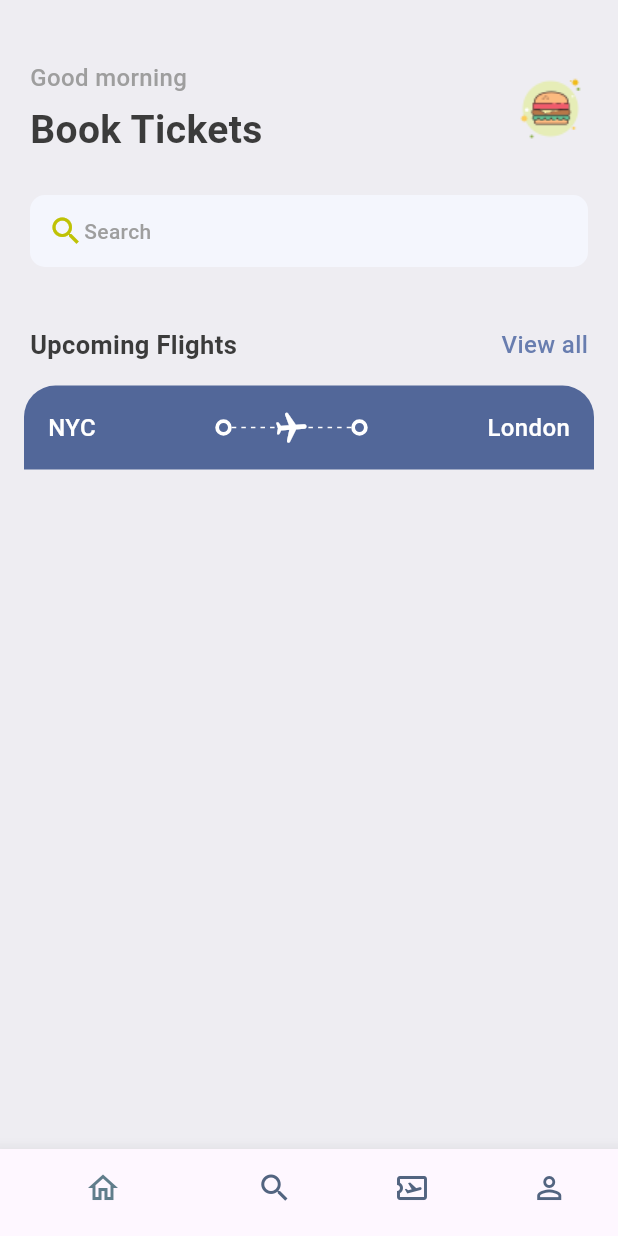
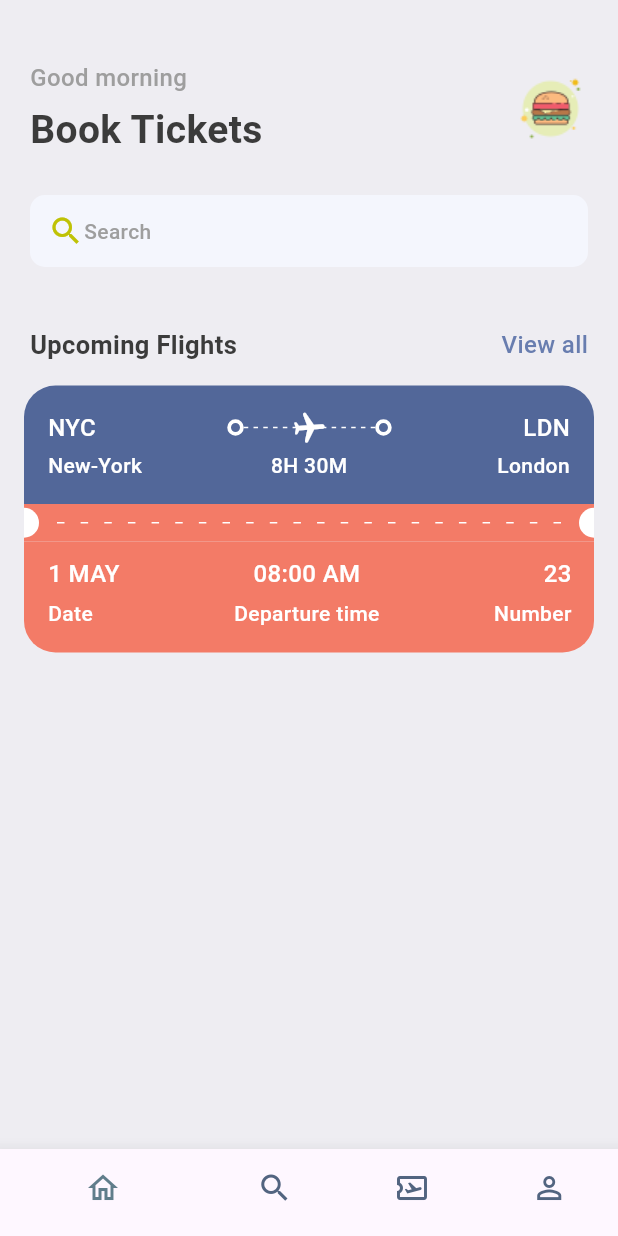
Before and after one commit to njiti/bookticket, a Flutter app: the screen it shows after launch, on a phone screen of 412 x 824 dp. Run offline on Flutter 3.47's test engine with Material 3 defaults, Android fonts, the phone set to English and light mode, and no system bars; our stand-ins replace gap.

Commit message:
finished bottom of ticket widget

```diff
--- a/lib/utils/app_styles.dart
+++ b/lib/utils/app_styles.dart
@@ -7,7 +7,7 @@ class Styles{
   static Color primaryColor = primary;
   static Color textColor = const Color(0xFF3b3b3b);
   static Color bgColor = const Color(0xFFeeedf2);
-  static Color orangeColor = const Color(0xFF526799);
+  static Color orangeColor = const Color(0xFFF37B67);
   static TextStyle textStyle = TextStyle(fontSize: 16, color: textColor, fontWeight: FontWeight.w500);
   static TextStyle headLineStyle1 = TextStyle(fontSize: 26, color: textColor, fontWeight: FontWeight.bold);
   static TextStyle headLineStyle2 = TextStyle(fontSize: 17, color: textColor, fontWeight: FontWeight.bold);
--- a/lib/widgets/ticket_view.dart
+++ b/lib/widgets/ticket_view.dart
@@ -2,6 +2,7 @@ import 'package:bookticket/utils/app_layout.dart';
 import 'package:bookticket/widgets/thick_container.dart';
 import 'package:flutter/cupertino.dart';
 import 'package:flutter/material.dart';
+import 'package:gap/gap.dart';
 
 import '../utils/app_styles.dart';
 
@@ -18,6 +19,9 @@ class TicketView extends StatelessWidget {
         margin: const EdgeInsets.only(left: 16, right: 16),
         child: Column(
           children: [
+            /*
+              showing the blue part of the card/ticket
+             */
             Container(
               decoration: BoxDecoration(
                   color: const Color(0xFF526799),
@@ -59,12 +63,124 @@ class TicketView extends StatelessWidget {
                       const ThickContainer(),
                       Expanded(child: Container()),
 
-                      Text("London", style: Styles.headLineStyle3.copyWith(color: Colors.white)),
+                      Text("LDN", style: Styles.headLineStyle3.copyWith(color: Colors.white)),
+                    ],
+                  ),
+                  const Gap(3),
+                  Row(
+                    mainAxisAlignment: MainAxisAlignment.spaceBetween,
+                    children: [
+                      SizedBox(
+                        width: 100, child: Text('New-York', style: Styles.headLineStyle4.copyWith(color: Colors.white)),
+                      ),
+                      Text("8H 30M", style: Styles.headLineStyle4.copyWith(color: Colors.white),),
+                      SizedBox(
+                        width: 100, child: Text('London', textAlign:TextAlign.end,style: Styles.headLineStyle4.copyWith(color: Colors.white)),
+                      ),
+                    ],
+                  ),
+                ],
+              ),
+            ),
+            /*
+              showing the orange part of the card/ticket
+             */
+            Container(
+              color:Styles.orangeColor,
+              child: Row(
+                children: [
+                  const SizedBox(
+                    height: 20,
+                    width: 10,
+                    child: DecoratedBox(
+                      decoration: BoxDecoration(
+                        color: Colors.white,
+                        borderRadius: BorderRadius.only(
+                          topRight: Radius.circular(10),
+                          bottomRight: Radius.circular(10),
+                      )
+                    ),
+                  ),),
+                  Expanded(child: Padding(
+                    padding: const EdgeInsets.all(12.0),
+                    child: LayoutBuilder(
+                      builder: (BuildContext context, BoxConstraints constraints) {
+                        return  Flex(
+                          direction: Axis.horizontal,
+                          mainAxisAlignment: MainAxisAlignment.spaceBetween,
+                          mainAxisSize: MainAxisSize.max,
+                          children: List.generate((constraints.constrainWidth()/15).floor(), (index) => const SizedBox(
+                            width: 5,height: 1,
+                            child: DecoratedBox(
+                              decoration: BoxDecoration(
+                                color: Colors.white,
+                              ),
+                            ),
+                          )),
+                        );
+                      },
+                    ),
+                  )),
+                  const SizedBox(
+                    height: 20,
+                    width: 10,
+                    child: DecoratedBox(
+                      decoration: BoxDecoration(
+                          color: Colors.white,
+                          borderRadius: BorderRadius.only(
+                            topLeft: Radius.circular(10),
+                            bottomLeft: Radius.circular(10),
+                          )
+                      ),
+                    ),),
+                ],
+              ),
+            ),
+            /*
+              bottom part of the orange card/ticket
+             */
+            Container(
+              decoration: BoxDecoration(
+                color: Styles.orangeColor,
+                borderRadius: BorderRadius.only(bottomLeft: Radius.circular(21),
+                  bottomRight: Radius.circular(21)
+                ),
+              ),
+              padding: const EdgeInsets.only(left: 16, top: 10, right: 15, bottom: 16),
+              child: Column(
+                children: [
+                  Row(
+                    mainAxisAlignment: MainAxisAlignment.spaceBetween,
+                    children: [
+                      Column(
+                        crossAxisAlignment: CrossAxisAlignment.start,
+                        children: [
+                          Text("1 MAY", style: Styles.headLineStyle3.copyWith(color: Colors.white)),
+                          const Gap(5),
+                          Text("Date", style: Styles.headLineStyle4.copyWith(color: Colors.white)),
+                        ],
+                      ),
+                      Column(
+                        crossAxisAlignment: CrossAxisAlignment.center,
+                        children: [
+                          Text("08:00 AM", style: Styles.headLineStyle3.copyWith(color: Colors.white)),
+                          const Gap(5),
+                          Text("Departure time", style: Styles.headLineStyle4.copyWith(color: Colors.white)),
+                        ],
+                      ),
+                      Column(
+                        crossAxisAlignment: CrossAxisAlignment.end,
+                        children: [
+                          Text("23", style: Styles.headLineStyle3.copyWith(color: Colors.white)),
+                          const Gap(5),
+                          Text("Number", style: Styles.headLineStyle4.copyWith(color: Colors.white)),
+                        ],
+                      ),
                     ],
                   )
                 ],
               ),
-            )
+            ),
           ],
         ),
       ),
```
